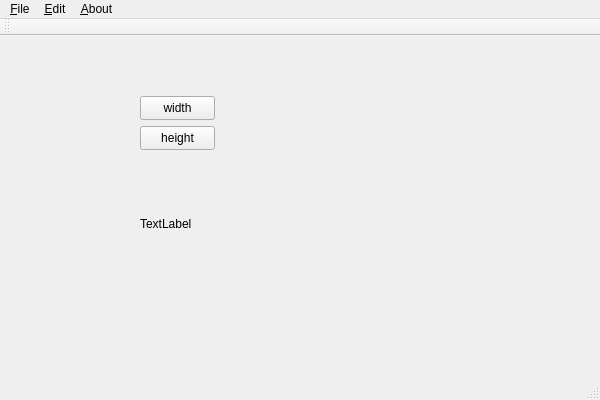
Before: the Qt Designer form Pineter/Pineter.ui in cstrikest/Pineter, drawn with Qt 5.
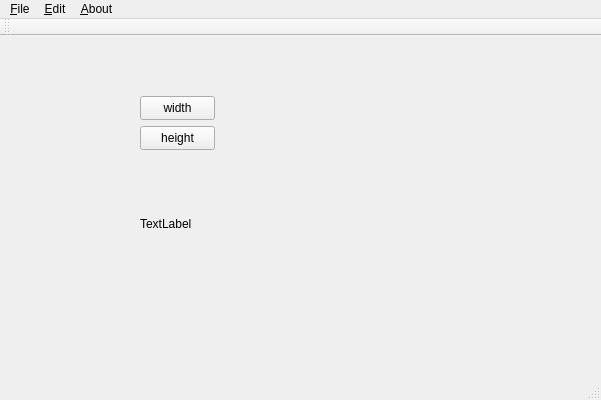
After: the same form once the commit is applied.

```diff
--- a/Pineter/Pineter.ui
+++ b/Pineter/Pineter.ui
@@ -6,7 +6,7 @@
    <rect>
     <x>0</x>
     <y>0</y>
-    <width>600</width>
+    <width>601</width>
     <height>400</height>
    </rect>
   </property>
@@ -59,7 +59,7 @@
     <rect>
      <x>0</x>
      <y>0</y>
-     <width>600</width>
+     <width>601</width>
      <height>22</height>
     </rect>
    </property>
```
Left out of the diff: 6 changed lines with no effect on the pictures.
